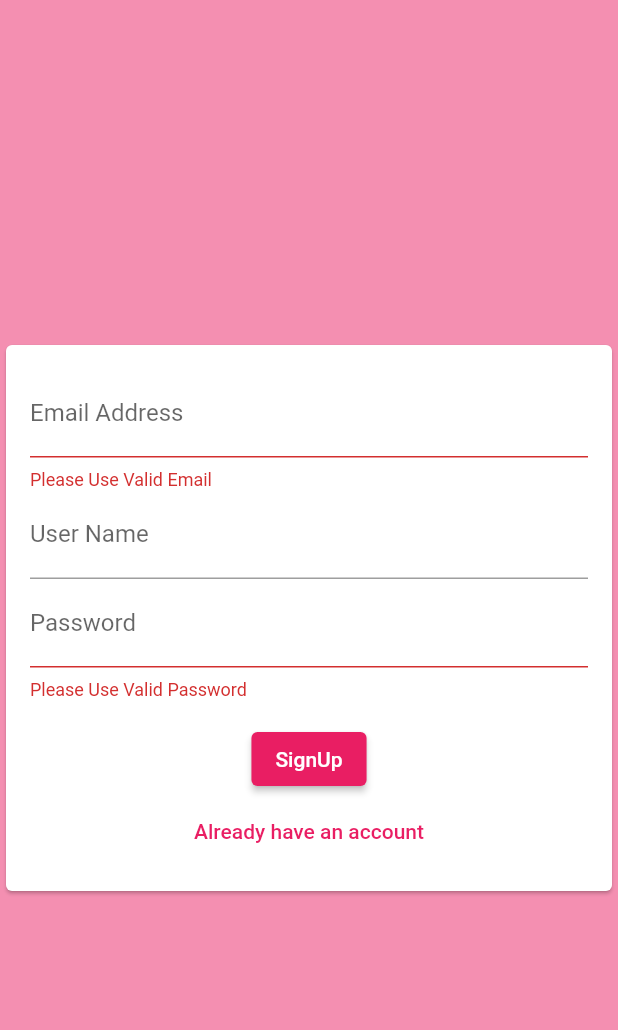
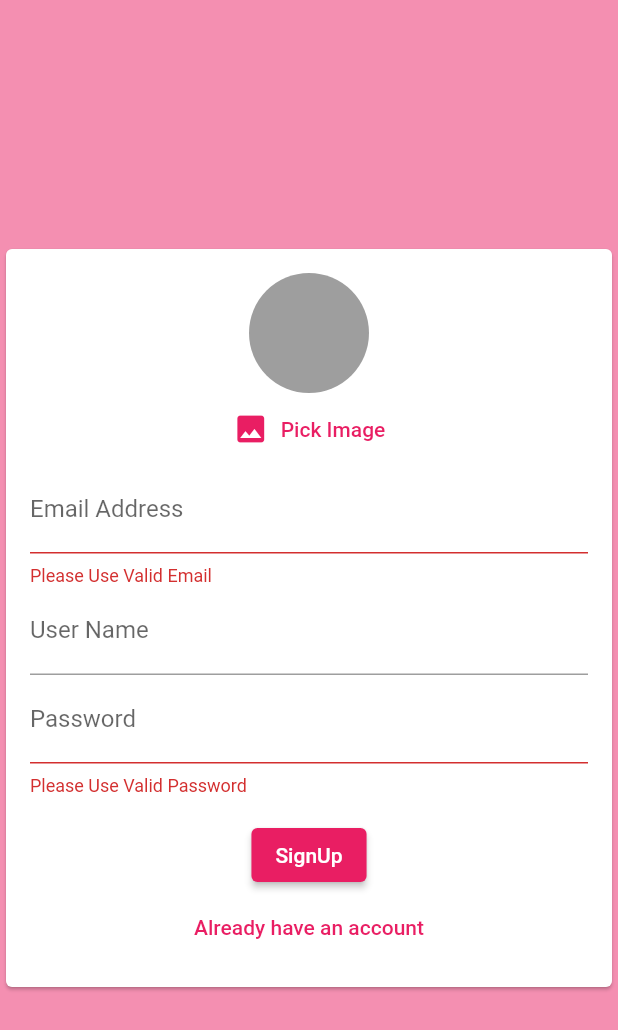
Before and after one commit to Rokon-556/chatting_app_firebase, a Flutter app: the screen it shows after launch, after a tap on "Login", after a tap on "Create New Account", on a phone screen of 412 x 824 dp. Shown: the top 1030 px of the screen. Run offline on Flutter 3.47's test engine with Material 2 defaults, Android fonts, the phone set to English and light mode, and no system bars; our stand-ins replace cloud_firestore, firebase_auth, firebase_core, firebase_storage, image_picker; accounts and stored records are empty.

Commit message:
Adding Authentication, Chatting & Image Picker

```diff
--- a/lib/main.dart
+++ b/lib/main.dart
@@ -1,5 +1,6 @@
 import 'package:chatting_app/screens/auth_screen.dart';
 import 'package:chatting_app/screens/chat_screen.dart';
+import 'package:firebase_auth/firebase_auth.dart';
 import 'package:flutter/material.dart';
 import 'package:firebase_core/firebase_core.dart';
 
@@ -29,7 +30,13 @@ class MyApp extends StatelessWidget {
         colorScheme: ColorScheme.fromSwatch(primarySwatch: Colors.pink)
             .copyWith(secondary: Colors.deepPurple),
       ),
-      home: const AuthScreen(),
+      home: StreamBuilder(builder:(context,userSnapShot){
+        if(userSnapShot.hasData){
+          return const ChatScreen();
+        }else{
+          return const AuthScreen();
+        }
+      },stream: FirebaseAuth.instance.idTokenChanges(), ),
     );
   }
 }
--- a/lib/widgets/authentication/auth_form.dart
+++ b/lib/widgets/auth/auth_form.dart
@@ -1,10 +1,19 @@
+import 'dart:io';
+
+import 'package:chatting_app/widgets/pickers/user_image_picker.dart';
 import 'package:flutter/material.dart';
+import 'package:image_picker/image_picker.dart';
 
 class AuthForm extends StatefulWidget {
-  const AuthForm({super.key, required this.submitFn});
+  const AuthForm({super.key, required this.submitFn, required this.isLoading});
+  final bool isLoading;
   final void Function(
-    String email,String password,String username,bool isLogin,
-  )submitFn;
+    String email,
+    String password,
+    String username,
+    bool isLogin,
+    XFile image,
+  ) submitFn;
 
   @override
   State<AuthForm> createState() => _AuthFormState();
@@ -12,19 +21,31 @@ class AuthForm extends StatefulWidget {
 
 class _AuthFormState extends State<AuthForm> {
   final _formKey = GlobalKey<FormState>();
-  var _isLogin=true;
+  var _isLogin = true;
   String _userEmail = '';
   String _userName = '';
   String _userPassword = '';
+  XFile? _userImageFile;
+
+  void _pickImage(XFile image) {
+
+      _userImageFile = image;
+  }
 
   void _trySubmit() {
     final isValid = _formKey.currentState!.validate();
     FocusScope.of(context).unfocus();
+    if (_userImageFile == null && !_isLogin) {
+      ScaffoldMessenger.of(context).showSnackBar(SnackBar(
+        content: Text('Please Pick An Image'),
+        backgroundColor: Theme.of(context).errorColor,
+      ));
+    }
+
     if (isValid) {
       _formKey.currentState!.save();
       print(_userName);
-      widget.submitFn(_userEmail,_userPassword,_userName,_isLogin);
-
+      widget.submitFn(_userEmail.trim(), _userPassword.trim(), _userName.trim(), _isLogin,_userImageFile!);
     }
   }
 
@@ -40,6 +61,7 @@ class _AuthFormState extends State<AuthForm> {
               child: Column(
                 mainAxisSize: MainAxisSize.min,
                 children: [
+                  if (!_isLogin) UserImagePicker(imagePickFn: _pickImage),
                   TextFormField(
                     key: const ValueKey('email'),
                     keyboardType: TextInputType.emailAddress,
@@ -55,7 +77,7 @@ class _AuthFormState extends State<AuthForm> {
                       _userEmail = value!;
                     },
                   ),
-                  if(!_isLogin)
+                  if (!_isLogin)
                     TextFormField(
                       key: const ValueKey('name'),
                       decoration: const InputDecoration(labelText: 'User Name'),
@@ -86,15 +108,19 @@ class _AuthFormState extends State<AuthForm> {
                   const SizedBox(
                     height: 15,
                   ),
-                  ElevatedButton(onPressed:_trySubmit, child:  Text  ( _isLogin? 'Login': 'SignUp')),
+                  ElevatedButton(
+                      onPressed: _trySubmit,
+                      child: Text(_isLogin ? 'Login' : 'SignUp')),
                   TextButton(
                     onPressed: () {
                       setState(() {
-                        _isLogin=!_isLogin;
+                        _isLogin = !_isLogin;
                       });
                     },
                     child: Text(
-                     _isLogin? 'Create New Account': 'Already have an account',
+                      _isLogin
+                          ? 'Create New Account'
+                          : 'Already have an account',
                     ),
                   ),
                 ],
--- /dev/null
+++ b/lib/widgets/pickers/user_image_picker.dart
@@ -0,0 +1,34 @@
+
+import 'dart:io';
+
+import 'package:image_picker/image_picker.dart';
+import 'package:flutter/material.dart';
+
+class UserImagePicker extends StatefulWidget {
+  final void Function(XFile pickImage) imagePickFn;
+  const UserImagePicker({super.key, required this.imagePickFn});
+
+  @override
+  State<UserImagePicker> createState() => _UserImagePickerState();
+}
+
+class _UserImagePickerState extends State<UserImagePicker> {
+
+XFile? _pickedImage;
+
+void _captureImage()async{
+  final pickedImageFile= await ImagePicker().pickImage(source: ImageSource.camera,imageQuality: 50,maxWidth: 150);
+  setState(() {
+    _pickedImage=pickedImageFile;
+  });
+  widget.imagePickFn(pickedImageFile!);
+}
+
+  @override
+  Widget build(BuildContext context) {
+    return Column(children: [
+      CircleAvatar(radius: 40,backgroundColor: Colors.grey,backgroundImage: _pickedImage!=null? FileImage(File(_pickedImage!.path)): null),
+      TextButton.icon(onPressed: _captureImage, icon: Icon(Icons.image), label: Text('Pick Image'))
+    ],);
+  }
+}
--- a/pubspec.yaml
+++ b/pubspec.yaml
@@ -38,6 +38,9 @@ dependencies:
   cupertino_icons: ^1.0.2
   cloud_firestore: ^4.0.5
   firebase_core: ^2.2.0
+  firebase_auth: ^4.1.2
+  image_picker: ^0.8.6
+  firebase_storage: ^11.0.6
 
 dev_dependencies:
   flutter_test:
```
Also changed, not shown: lib/screens/auth_screen.dart (+71 -5 lines), lib/screens/chat_screen.dart (+43 -22 lines), lib/widgets/chat/mesaage_bubble.dart (added, +56 -0 lines), lib/widgets/chat/messages.dart (added, +54 -0 lines), lib/widgets/chat/new_message.dart (added, +58 -0 lines), pubspec.lock, 1 other file. Lines whose indentation alone changed are shown as unchanged.
